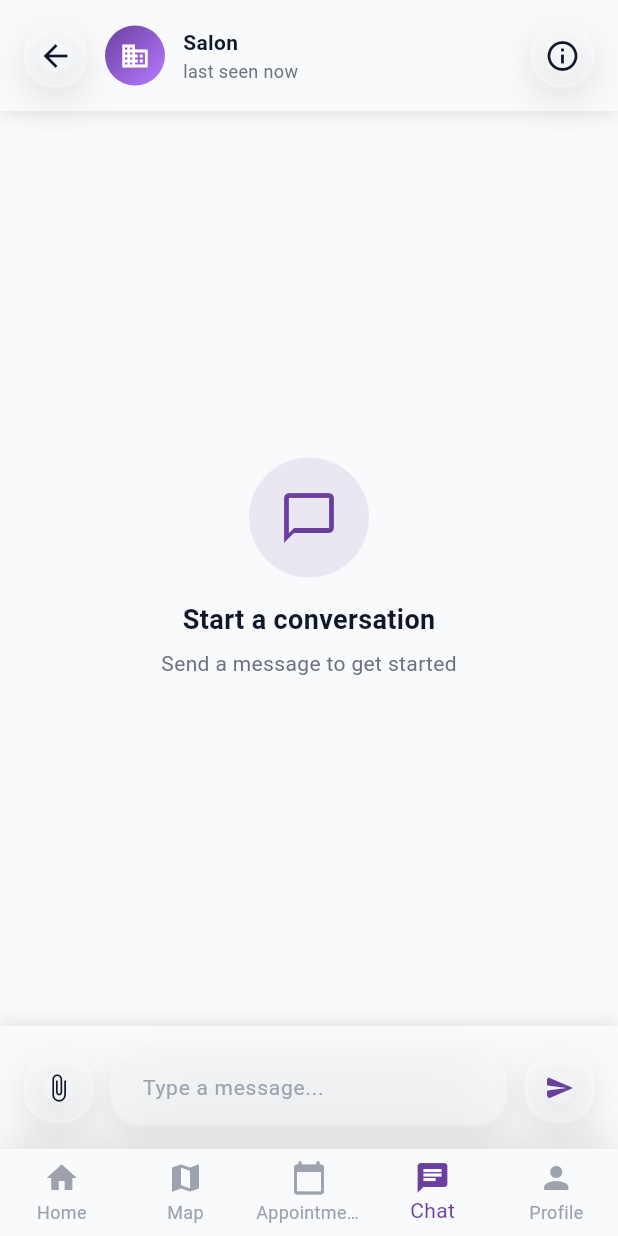
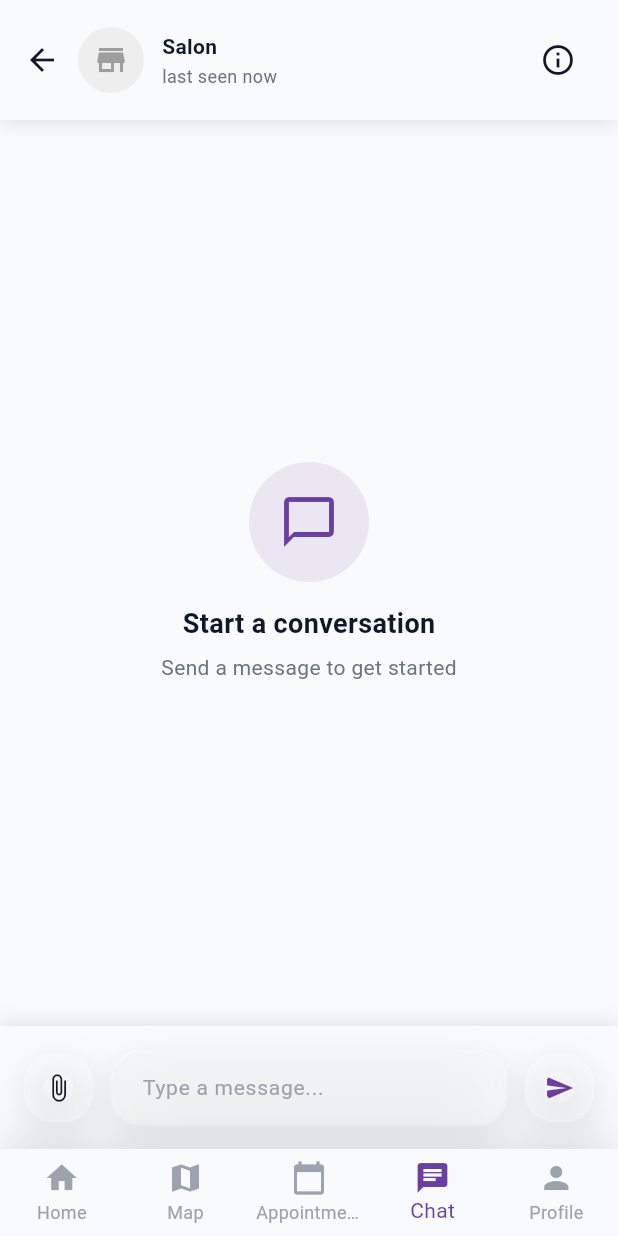
Before and after one commit to ctcw7k88zn-lab/menz_cut_project-1, a Flutter app: the CustomerChatScreen screen opened by its route, on a phone screen of 412 x 824 dp. Run offline on Flutter 3.47's test engine with Material 3 defaults, Android fonts, the phone set to English and light mode, and no system bars; our stand-ins replace cached_network_image, fl_chart, flutter_dotenv, flutter_map, flutter_riverpod, geolocator and 9 more; missing offline and left inert: dart:html; accounts and stored records are empty; network calls fail; Roboto replaces fonts that are missing (Poppins).

```diff
--- a/lib/main.dart
+++ b/lib/main.dart
@@ -19,6 +19,7 @@ import 'screens/customer/customer_profile.dart';
 import 'screens/customer/customer_map.dart';
 import 'screens/customer/customer_salon_list.dart';
 import 'screens/customer/customer_chat.dart';
+import 'screens/customer/customer_chats.dart';
 import 'screens/customer/ai_hair_suggestions.dart';
 import 'screens/owner/owner_dashboard.dart';
 import 'screens/owner/owner_chat.dart';
@@ -155,6 +156,10 @@ class _SalonAppState extends ConsumerState<SalonApp> {
               salonName: extra?['salonName'] as String?,
             );
           },
+        ),
+        GoRoute(
+          path: '/customer-chats',
+          builder: (context, state) => const CustomerChatsScreen(),
         ),
         GoRoute(
           path: '/owner-dashboard',
--- a/lib/screens/customer/customer_chat.dart
+++ b/lib/screens/customer/customer_chat.dart
@@ -14,11 +14,13 @@ import '../../services/app_api.dart';
 class CustomerChatScreen extends ConsumerStatefulWidget {
   final String? salonId;
   final String? salonName;
+  final String? ownerId;
 
   const CustomerChatScreen({
     super.key,
     this.salonId,
     this.salonName,
+    this.ownerId,
   });
 
   @override
@@ -64,9 +66,10 @@ class _CustomerChatScreenState extends ConsumerState<CustomerChatScreen>
         if (widget.salonId != null) {
           final salon = await AppApi.getSalonById(widget.salonId!);
           _salonOwnerId = salon.ownerId;
+        } else if (widget.ownerId != null && widget.ownerId!.isNotEmpty) {
+          _salonOwnerId = widget.ownerId;
         } else {
-          // Fallback to mock for demo
-          _salonOwnerId = 'owner_1';
+          _salonOwnerId = null;
         }
 
         // Get or create thread
@@ -229,8 +232,9 @@ class _CustomerChatScreenState extends ConsumerState<CustomerChatScreen>
           future: widget.salonId != null ? AppApi.getSalonById(widget.salonId!) : null,
           builder: (context, snapshot) {
             final salon = snapshot.data;
-            final salonName = salon?.name ?? widget.salonName ?? 'Salon';
+            final salonName = salon?.name ?? widget.salonName;
             final salonImage = salon?.primaryImageUrl;
+            final effectiveOwnerId = salon?.ownerId ?? widget.ownerId ?? _salonOwnerId;
 
             return Container(
               decoration: BoxDecoration(
@@ -249,66 +253,73 @@ class _CustomerChatScreenState extends ConsumerState<CustomerChatScreen>
                   child: Row(
                     children: [
                       GestureDetector(
-                        onTap: () => context.pop(),
-                        child: AppTheme.glassCard(
-                          child: const Icon(
-                            Icons.arrow_back,
-                            color: AppTheme.textPrimary,
-                          ),
-                          padding: const EdgeInsets.all(AppTheme.spacing8),
-                        ),
+                        onTap: () => Navigator.of(context).maybePop(),
+                        child: const Icon(Icons.arrow_back, color: AppTheme.textPrimary),
                       ),
                       const SizedBox(width: AppTheme.spacing12),
-                      // Salon Avatar
-                      Container(
-                        width: 40,
-                        height: 40,
-                        decoration: BoxDecoration(
-                          shape: BoxShape.circle,
-                          gradient: salonImage != null ? null : AppTheme.primaryGradient,
-                        ),
-                        child: salonImage != null
-                            ? ClipRRect(
-                                borderRadius: BorderRadius.circular(20),
-                                child: Image.network(
-                                  salonImage,
-                                  fit: BoxFit.cover,
-                                  errorBuilder: (context, error, stackTrace) {
-                                    return Container(
-                                      decoration: BoxDecoration(
-                                        shape: BoxShape.circle,
-                                        gradient: AppTheme.primaryGradient,
-                                      ),
-                                      child: const Icon(
-                                        Icons.business,
-                                        color: Colors.white,
-                                        size: 20,
-                                      ),
-                                    );
-                                  },
+                      // Avatar with fallback to owner profile image when salon image is missing
+                      FutureBuilder<Map<String, dynamic>>(
+                        future: effectiveOwnerId != null && effectiveOwnerId.isNotEmpty
+                            ? AppApi.getOnlineStatus(effectiveOwnerId)
+                            : Future.value({'is_online': false}),
+                        builder: (context, statusSnap) {
+                          return Stack(
+                            children: [
+                              CircleAvatar(
+                                radius: 22,
+                                backgroundColor: Colors.grey.shade200,
+                                backgroundImage: (salonImage != null && salonImage.isNotEmpty)
+                                    ? NetworkImage(salonImage)
+                                    : null,
+                                child: (salonImage == null || salonImage.isEmpty)
+                                    ? const Icon(Icons.store, color: Colors.grey)
+                                    : null,
+                              ),
+                              if ((statusSnap.data?['is_online'] as bool?) == true)
+                                Positioned(
+                                  bottom: 0,
+                                  right: 0,
+                                  child: Container(
+                                    width: 12,
+                                    height: 12,
+                                    decoration: BoxDecoration(
+                                      color: Colors.green,
+                                      border: Border.all(color: Colors.white, width: 2),
+                                      shape: BoxShape.circle,
+                                    ),
+                                  ),
                                 ),
-                              )
-                            : const Icon(
-                                Icons.business,
-                                color: Colors.white,
-                                size: 20,
-                              ),
+                            ],
+                          );
+                        },
                       ),
                       const SizedBox(width: AppTheme.spacing12),
                       Expanded(
                         child: Column(
                           crossAxisAlignment: CrossAxisAlignment.start,
                           children: [
-                            Text(
-                              salonName,
-                              style: AppTheme.bodyMedium.copyWith(
-                                fontWeight: FontWeight.w600,
-                              ),
+                            FutureBuilder<Map<String, dynamic>?>(
+                              future: (salon == null && _salonOwnerId != null)
+                                  ? _loadOwnerProfile(_salonOwnerId!)
+                                  : Future.value(null),
+                              builder: (context, ownerSnap) {
+                                final fallbackName = ownerSnap.data != null
+                                    ? (ownerSnap.data!['full_name'] as String? ?? 'Salon')
+                                    : 'Salon';
+                                return Text(
+                                  salonName ?? fallbackName,
+                                  style: AppTheme.bodyMedium.copyWith(fontWeight: FontWeight.w600),
+                                  maxLines: 1,
+                                  overflow: TextOverflow.ellipsis,
+                                );
+                              },
                             ),
                             FutureBuilder<Map<String, dynamic>>(
                               future: widget.salonId != null
-                                  ? AppApi.getOnlineStatus((salon?.ownerId ?? '').isNotEmpty ? salon!.ownerId : 'noop')
-                                  : Future.value({'is_online': false, 'last_seen': DateTime.now().toIso8601String()}),
+                                  ? AppApi.getOnlineStatus((salon?.ownerId ?? '').isNotEmpty ? salon!.ownerId : (effectiveOwnerId ?? 'noop'))
+                                  : (effectiveOwnerId != null
+                                      ? AppApi.getOnlineStatus(effectiveOwnerId)
+                                      : Future.value({'is_online': false, 'last_seen': DateTime.now().toIso8601String()})),
                               builder: (context, statusSnapshot) {
                                 final status = statusSnapshot.data ?? {'is_online': false, 'last_seen': DateTime.now().toIso8601String()};
                                 final isOnline = status['is_online'] as bool? ?? false;
@@ -327,17 +338,10 @@ class _CustomerChatScreenState extends ConsumerState<CustomerChatScreen>
                           ],
                         ),
                       ),
-                      GestureDetector(
-                        onTap: () {
-                          // TODO: Show salon info
-                        },
-                        child: AppTheme.glassCard(
-                          child: const Icon(
-                            Icons.info_outline,
-                            color: AppTheme.textPrimary,
-                          ),
-                          padding: const EdgeInsets.all(AppTheme.spacing8),
-                        ),
+                      const SizedBox(width: AppTheme.spacing12),
+                      IconButton(
+                        icon: const Icon(Icons.info_outline, color: AppTheme.textPrimary),
+                        onPressed: () {},
                       ),
                     ],
                   ),
@@ -348,6 +352,18 @@ class _CustomerChatScreenState extends ConsumerState<CustomerChatScreen>
         );
       },
     );
+  }
+
+  Future<Map<String, dynamic>> _loadOwnerProfile(String ownerId) async {
+    try {
+      final user = await AppApi.getUserProfile(ownerId);
+      return {
+        'full_name': user.fullName,
+        'avatar_url': user.profileImageUrl,
+      };
+    } catch (_) {
+      return {'full_name': 'Salon', 'avatar_url': null};
+    }
   }
 
   Widget _buildMessagesList(AsyncValue<List<MessageModel>> messagesAsync) {
```
Also changed, not shown: lib/screens/customer/customer_chats.dart (added, +234 -0 lines), lib/screens/customer/customer_home.dart (+1 -7 lines), lib/screens/owner/owner_chat.dart (indentation only).
